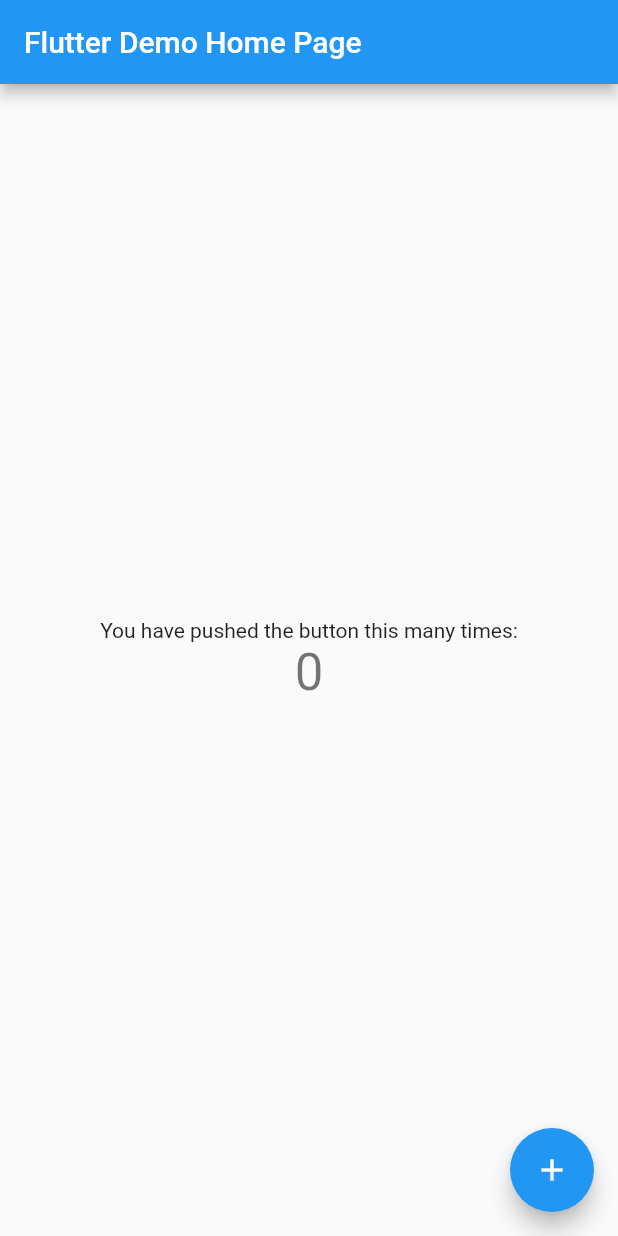
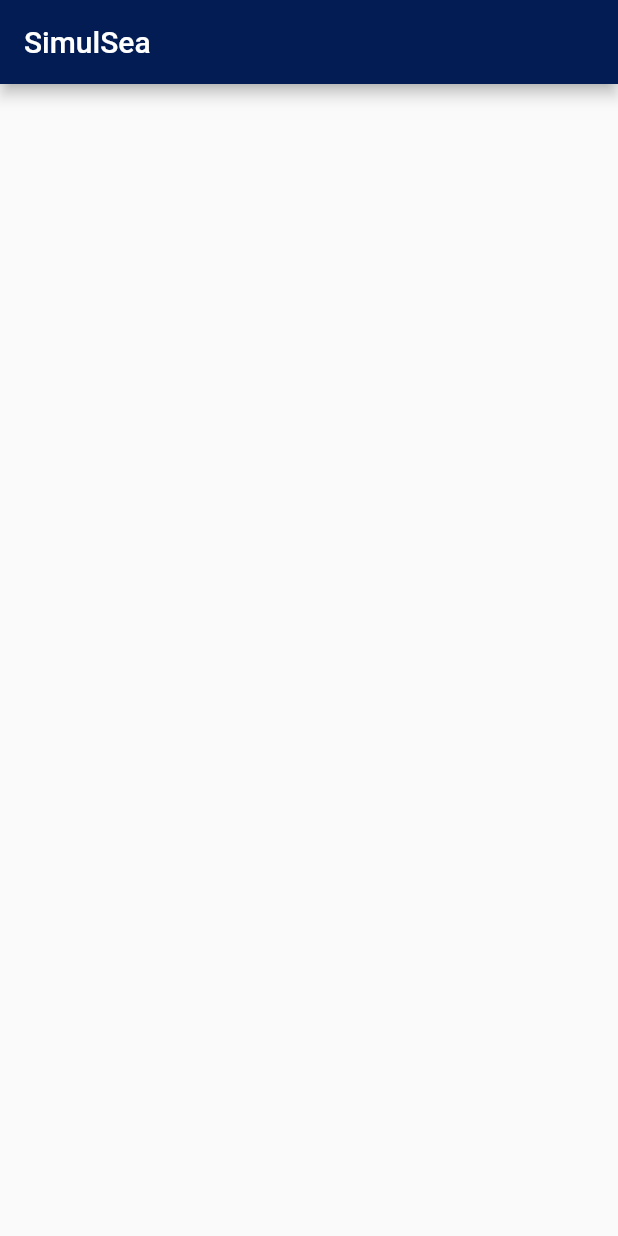
Before and after one commit to yLeah/simulsea, a Flutter app: the screen it shows after launch, on a phone screen of 412 x 824 dp. Run offline on Flutter 3.47's test engine with Material 2 defaults, Android fonts, the phone set to English and light mode, and no system bars.

Commit message:
Application labels, icons and color scheme

```diff
--- a/lib/main.dart
+++ b/lib/main.dart
@@ -1,4 +1,5 @@
 import 'package:flutter/material.dart';
+import 'package:simulsea/personalized_swatch.dart';
 
 void main() {
   runApp(const MyApp());
@@ -7,39 +8,21 @@
 class MyApp extends StatelessWidget {
   const MyApp({Key? key}) : super(key: key);
 
-  // This widget is the root of your application.
   @override
   Widget build(BuildContext context) {
     return MaterialApp(
-      title: 'Flutter Demo',
+      title: 'SimulSea',
       theme: ThemeData(
-        // This is the theme of your application.
-        //
-        // Try running your application with "flutter run". You'll see the
-        // application has a blue toolbar. Then, without quitting the app, try
-        // changing the primarySwatch below to Colors.green and then invoke
-        // "hot reload" (press "r" in the console where you ran "flutter run",
-        // or simply save your changes to "hot reload" in a Flutter IDE).
-        // Notice that the counter didn't reset back to zero; the application
-        // is not restarted.
-        primarySwatch: Colors.blue,
+        primarySwatch: defaultGameSwatch(Palette.primary),
       ),
-      home: const MyHomePage(title: 'Flutter Demo Home Page'),
+      debugShowCheckedModeBanner: false,
+      home: const MyHomePage(title: 'SimulSea'),
     );
   }
 }
 
 class MyHomePage extends StatefulWidget {
   const MyHomePage({Key? key, required this.title}) : super(key: key);
-
-  // This widget is the home page of your application. It is stateful, meaning
-  // that it has a State object (defined below) that contains fields that affect
-  // how it looks.
-
-  // This class is the configuration for the state. It holds the values (in this
-  // case the title) provided by the parent (in this case the App widget) and
-  // used by the build method of the State. Fields in a Widget subclass are
-  // always marked "final".
 
   final String title;
 
@@ -48,68 +31,22 @@
 }
 
 class _MyHomePageState extends State<MyHomePage> {
-  int _counter = 0;
-
-  void _incrementCounter() {
-    setState(() {
-      // This call to setState tells the Flutter framework that something has
-      // changed in this State, which causes it to rerun the build method below
-      // so that the display can reflect the updated values. If we changed
-      // _counter without calling setState(), then the build method would not be
-      // called again, and so nothing would appear to happen.
-      _counter++;
-    });
-  }
-
   @override
   Widget build(BuildContext context) {
-    // This method is rerun every time setState is called, for instance as done
-    // by the _incrementCounter method above.
-    //
-    // The Flutter framework has been optimized to make rerunning build methods
-    // fast, so that you can just rebuild anything that needs updating rather
-    // than having to individually change instances of widgets.
     return Scaffold(
       appBar: AppBar(
-        // Here we take the value from the MyHomePage object that was created by
-        // the App.build method, and use it to set our appbar title.
         title: Text(widget.title),
       ),
       body: Center(
-        // Center is a layout widget. It takes a single child and positions it
-        // in the middle of the parent.
         child: Column(
-          // Column is also a layout widget. It takes a list of children and
-          // arranges them vertically. By default, it sizes itself to fit its
-          // children horizontally, and tries to be as tall as its parent.
-          //
-          // Invoke "debug painting" (press "p" in the console, choose the
-          // "Toggle Debug Paint" action from the Flutter Inspector in Android
-          // Studio, or the "Toggle Debug Paint" command in Visual Studio Code)
-          // to see the wireframe for each widget.
-          //
-          // Column has various properties to control how it sizes itself and
-          // how it positions its children. Here we use mainAxisAlignment to
-          // center the children vertically; the main axis here is the vertical
-          // axis because Columns are vertical (the cross axis would be
-          // horizontal).
           mainAxisAlignment: MainAxisAlignment.center,
-          children: <Widget>[
-            const Text(
-              'You have pushed the button this many times:',
-            ),
-            Text(
-              '$_counter',
-              style: Theme.of(context).textTheme.headline4,
-            ),
-          ],
+          children: <Widget>[],
         ),
       ),
-      floatingActionButton: FloatingActionButton(
-        onPressed: _incrementCounter,
-        tooltip: 'Increment',
-        child: const Icon(Icons.add),
-      ), // This trailing comma makes auto-formatting nicer for build methods.
     );
   }
 }
+
+class Palette {
+  static const Color primary = Color.fromARGB(255, 3, 28, 83);
+}
--- /dev/null
+++ b/lib/personalized_swatch.dart
@@ -0,0 +1,26 @@
+import 'package:flutter/material.dart';
+import 'dart:math';
+
+MaterialColor defaultGameSwatch(Color color) {
+  return MaterialColor(color.value, {
+    50: tintColor(color, 0.5),
+    100: tintColor(color, 0.4),
+    200: tintColor(color, 0.3),
+    300: tintColor(color, 0.2),
+    400: tintColor(color, 0.1),
+    500: tintColor(color, 0),
+    600: tintColor(color, -0.1),
+    700: tintColor(color, -0.2),
+    800: tintColor(color, -0.3),
+    900: tintColor(color, -0.4),
+  });
+}
+
+int tintValue(int value, double factor) =>
+    max(0, min((value + ((225 - value) * factor)).round(), 255));
+
+Color tintColor(Color color, double factor) => Color.fromRGBO(
+    tintValue(color.red, factor),
+    tintValue(color.green, factor),
+    tintValue(color.blue, factor),
+    1);
```
Also changed, not shown: 62 other files.
